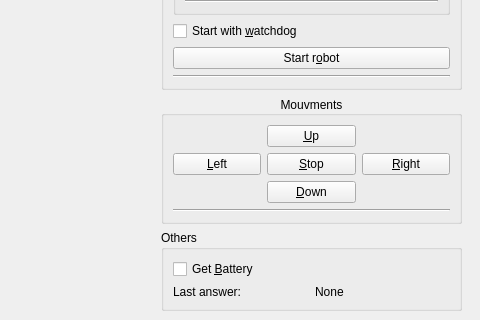
This is software/monitor/monitor-python-qt/ui/main_window.ui in INSA-GEI/dumber as Qt 5 draws it before an edit; both pictures show x 505 to 985 and y 169 to 489 of the 985 by 745 pixel window. The edited form follows.
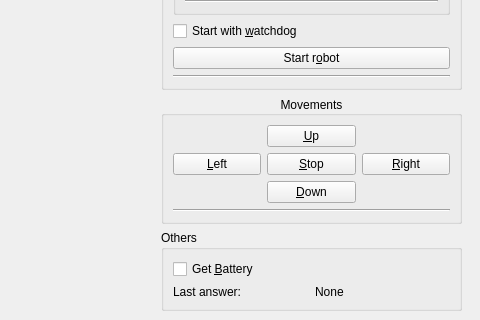
This is the edited form. Icons and pictures are not drawn.

Patch:
```diff
--- a/software/monitor/monitor-python-qt/ui/main_window.ui
+++ b/software/monitor/monitor-python-qt/ui/main_window.ui
@@ -20,7 +20,7 @@
    <string>Robot Monitor</string>
   </property>
   <widget class="QWidget" name="centralwidget">
-   <widget class="QWidget" name="">
+   <widget class="QWidget" name="layoutWidget">
     <property name="geometry">
      <rect>
       <x>20</x>
@@ -341,7 +341,7 @@
        <item>
         <widget class="QGroupBox" name="groupBox_mouvments">
          <property name="title">
-          <string>Mouvments</string>
+          <string>Movements</string>
          </property>
          <property name="alignment">
           <set>Qt::AlignCenter</set>
```
